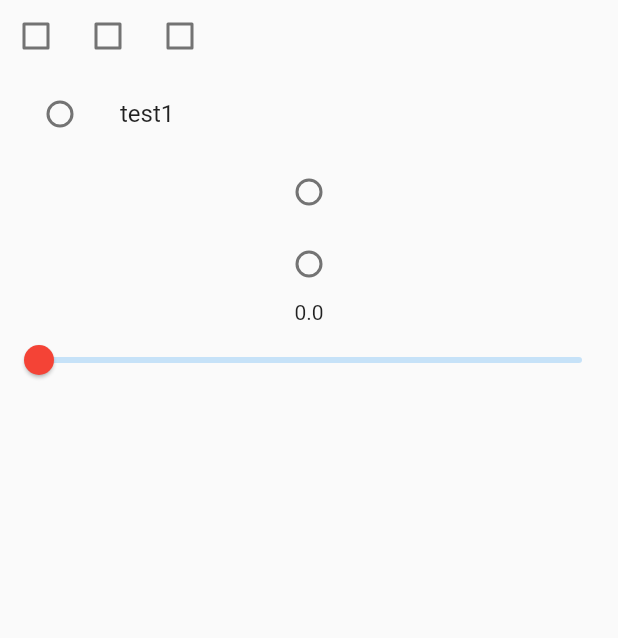
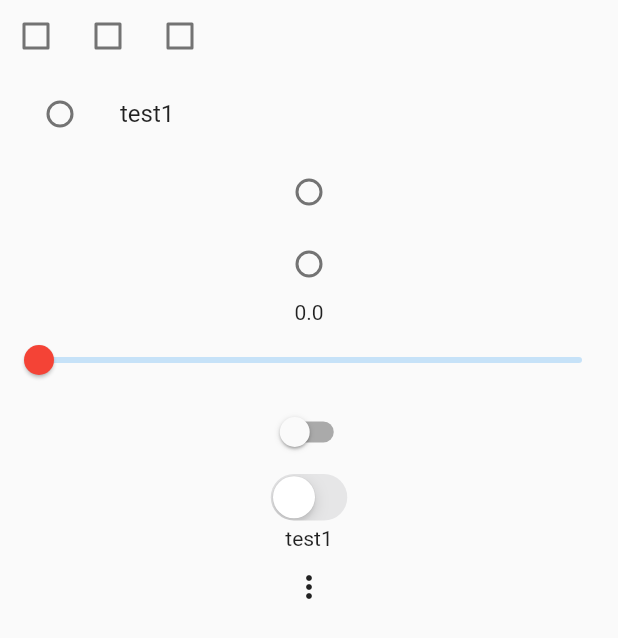
Before and after one commit to GraceMJE/various_input, a Flutter app: the screen it shows after launch, on a phone screen of 412 x 824 dp. Shown: the top 638 px of the screen. Run offline on Flutter 3.47's test engine with Material 2 defaults, Android fonts, the phone set to English and light mode, and no system bars.

Commit message:
PopupMenu

```diff
--- a/lib/main.dart
+++ b/lib/main.dart
@@ -1,3 +1,4 @@
+import 'package:flutter/cupertino.dart';
 import 'package:flutter/material.dart';
 
 void main() {
@@ -20,7 +21,8 @@ class Body extends StatelessWidget {
         TestCheckBox(),
         TestRadioButton(),
         TestSlider(),
-
+        TestSwitch(),
+        TestPopupMenu(),
       ],
     );
   }
@@ -148,3 +150,60 @@ class _TestSliderState extends State<TestSlider> {
     );
   }
 }
+
+class TestSwitch extends StatefulWidget {
+  const TestSwitch({super.key});
+
+  @override
+  State<TestSwitch> createState() => _TestSwitchState();
+}
+
+class _TestSwitchState extends State<TestSwitch> {
+  bool value = false;
+
+  @override
+  Widget build(BuildContext context) {
+    return Column(
+      children: [
+        Switch(
+            value: value,
+            onChanged: (newValue) => setState(() => value = newValue)),
+        CupertinoSwitch(
+            value: value,
+            onChanged: (newValue) => setState(() => value = newValue)),
+      ],
+    );
+  }
+}
+
+class TestPopupMenu extends StatefulWidget {
+  const TestPopupMenu({super.key});
+
+  @override
+  State<TestPopupMenu> createState() => _TestPopupMenuState();
+}
+
+// shift+F6 DLFMAEK QKrNRL
+enum TestValue {
+  test1,
+  test2,
+  test3;
+}
+
+class _TestPopupMenuState extends State<TestPopupMenu> {
+  TestValue selectValue = TestValue.test1;
+
+  @override
+  Widget build(BuildContext context) {
+    return Column(
+      children: [
+        Text(selectValue.name),
+        PopupMenuButton(itemBuilder: (context) {
+          return TestValue.values.map((value) => PopupMenuItem(value: value, child: Text(value.name))).toList();
+        },
+        onSelected: (newValue) => setState(() => selectValue = newValue),
+        ),
+      ],
+    );
+  }
+}
```
